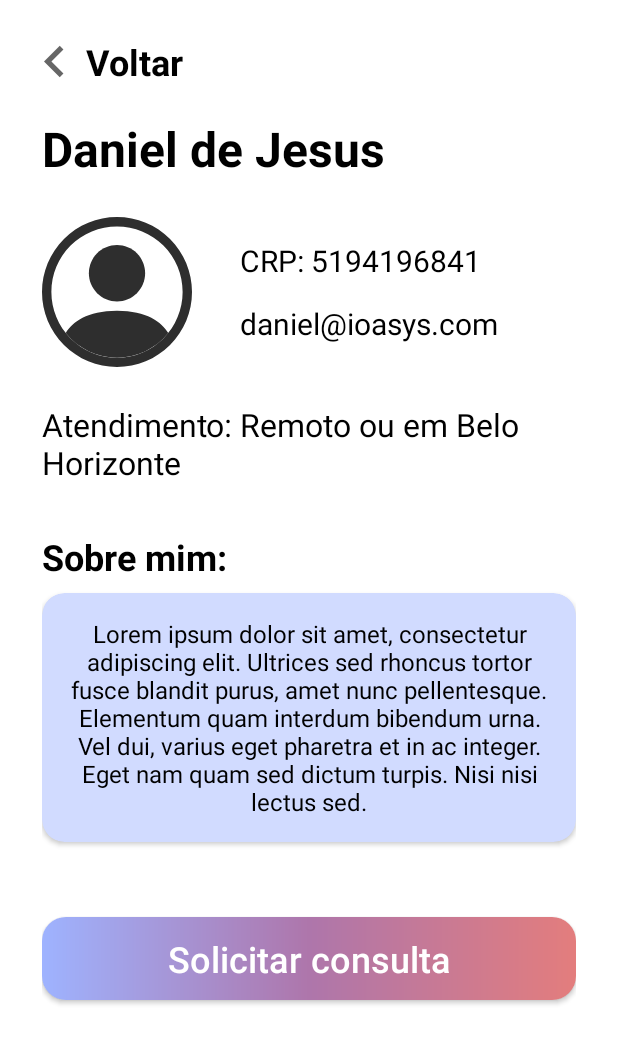
After one commit to DanielJ06/Consul.t, an Android app: the layout fragment_details.xml on its own in the app's theme, with its tools: preview values and no code run, on a phone screen of 412 x 824 dp. The commit adds this screen. Shown: the top 1044 px of the screen. Run offline under Robolectric (Android 15) with nearby library versions, the phone set to English and light mode, and no system bars.

Commit message:
User can see professional details

```diff
--- a/app/src/main/java/com/ioasys/diversidade/models/Professional.kt
+++ b/app/src/main/java/com/ioasys/diversidade/models/Professional.kt
@@ -8,6 +8,10 @@ data class Professional(
     val name: String,
     val lastName: String,
     val email: String,
+    val biography: String,
+    val crp: String,
+    val city: String,
+    val remotely: Boolean,
     val telephone: String,
     val isAdmin: Boolean,
     val createdAt: String,
--- /dev/null
+++ b/app/src/main/res/layout/fragment_details.xml
@@ -0,0 +1,172 @@
+<?xml version="1.0" encoding="utf-8"?>
+<layout xmlns:android="http://schemas.android.com/apk/res/android"
+    xmlns:app="http://schemas.android.com/apk/res-auto">
+
+    <data>
+
+    </data>
+
+    <androidx.constraintlayout.widget.ConstraintLayout
+        android:layout_width="match_parent"
+        android:layout_height="match_parent">
+
+        <ImageView
+            android:id="@+id/arrowLeft"
+            android:layout_width="wrap_content"
+            android:layout_height="wrap_content"
+            android:layout_marginStart="15dp"
+            android:layout_marginTop="20dp"
+            android:src="@drawable/ic_arrow_left"
+            app:layout_constraintStart_toStartOf="parent"
+            app:layout_constraintTop_toTopOf="parent" />
+
+        <TextView
+            android:id="@+id/goBack"
+            android:layout_width="wrap_content"
+            android:layout_height="wrap_content"
+            android:text="@string/go_back"
+            android:textColor="@color/black"
+            android:textSize="24sp"
+            android:textStyle="bold"
+            app:layout_constraintBottom_toBottomOf="@+id/arrowLeft"
+            app:layout_constraintStart_toEndOf="@+id/arrowLeft"
+            app:layout_constraintTop_toTopOf="@+id/arrowLeft" />
+
+        <ScrollView
+            android:layout_width="match_parent"
+            android:layout_height="0dp"
+            android:layout_marginTop="20dp"
+            app:layout_constraintBottom_toBottomOf="parent"
+            app:layout_constraintEnd_toEndOf="parent"
+            app:layout_constraintStart_toStartOf="parent"
+            app:layout_constraintTop_toBottomOf="@+id/goBack">
+
+            <androidx.constraintlayout.widget.ConstraintLayout
+                android:layout_width="match_parent"
+                android:layout_height="match_parent"
+                android:paddingHorizontal="28dp">
+
+                <TextView
+                    android:id="@+id/professional_name"
+                    android:layout_width="0dp"
+                    android:layout_height="wrap_content"
+                    android:ellipsize="end"
+                    android:maxLines="1"
+                    android:text="Daniel de Jesus"
+                    android:textColor="@color/black"
+                    android:textSize="32sp"
+                    android:textStyle="bold"
+                    app:layout_constraintEnd_toEndOf="parent"
+                    app:layout_constraintStart_toStartOf="parent"
+                    app:layout_constraintTop_toTopOf="parent" />
+
+                <ImageView
+                    android:id="@+id/imageView"
+                    android:layout_width="100dp"
+                    android:layout_height="100dp"
+                    android:layout_marginTop="24dp"
+                    android:src="@drawable/ic_people_circle"
+                    app:layout_constraintStart_toStartOf="parent"
+                    app:layout_constraintTop_toBottomOf="@id/professional_name" />
+
+                <TextView
+                    android:id="@+id/professional_crp"
+                    android:layout_width="0dp"
+                    android:layout_height="wrap_content"
+                    android:layout_marginStart="32dp"
+                    android:text="CRP: 5194196841"
+                    android:textColor="@color/black"
+                    android:textSize="20sp"
+                    app:layout_constraintBottom_toTopOf="@id/professionalEmail"
+                    app:layout_constraintEnd_toEndOf="parent"
+                    app:layout_constraintStart_toEndOf="@+id/imageView"
+                    app:layout_constraintTop_toTopOf="@+id/imageView" />
+
+                <TextView
+                    android:id="@+id/professionalEmail"
+                    android:layout_width="0dp"
+                    android:layout_height="wrap_content"
+                    android:text="daniel@ioasys.com"
+                    android:textColor="@color/black"
+                    android:textSize="20sp"
+                    app:layout_constraintBottom_toBottomOf="@id/imageView"
+                    app:layout_constraintEnd_toEndOf="@id/professional_crp"
+                    app:layout_constraintStart_toStartOf="@id/professional_crp"
+                    app:layout_constraintTop_toBottomOf="@id/professional_crp" />
+
+                <TextView
+                    android:id="@+id/professional_location"
+                    android:layout_width="0dp"
+                    android:layout_height="wrap_content"
+                    android:layout_marginTop="24dp"
+                    android:text="Atendimento: Remoto ou em Belo Horizonte"
+                    android:textColor="@color/black"
+                    android:textSize="21dp"
+                    app:layout_constraintEnd_toEndOf="parent"
+                    app:layout_constraintStart_toStartOf="parent"
+                    app:layout_constraintTop_toBottomOf="@id/imageView" />
+
+                <TextView
+                    android:id="@+id/professional_about_me_text"
+                    android:layout_width="0dp"
+                    android:layout_height="wrap_content"
+                    android:layout_marginTop="32dp"
+                    android:text="@string/about_me"
+                    android:textColor="@color/black"
+                    android:textSize="24sp"
+                    android:textStyle="bold"
+                    app:layout_constraintEnd_toEndOf="parent"
+                    app:layout_constraintStart_toStartOf="parent"
+                    app:layout_constraintTop_toBottomOf="@id/professional_location" />
+
+                <androidx.cardview.widget.CardView
+                    android:id="@+id/about_me_card"
+                    android:layout_width="match_parent"
+                    android:layout_height="wrap_content"
+                    android:layout_marginTop="8dp"
+                    android:backgroundTint="#D1DBFF"
+                    app:cardCornerRadius="15dp"
+                    app:layout_constraintEnd_toEndOf="parent"
+                    app:layout_constraintStart_toStartOf="parent"
+                    app:layout_constraintTop_toBottomOf="@id/professional_about_me_text">
+
+                    <LinearLayout
+                        android:layout_width="match_parent"
+                        android:layout_height="match_parent"
+                        android:padding="16dp">
+
+                        <TextView
+                            android:id="@+id/professional_readme"
+                            android:layout_width="wrap_content"
+                            android:layout_height="wrap_content"
+                            android:text="@string/lorem_ipsum"
+                            android:textAlignment="center"
+                            android:textColor="@color/black"
+                            android:textSize="16sp" />
+
+                    </LinearLayout>
+
+                </androidx.cardview.widget.CardView>
+
+                <androidx.appcompat.widget.AppCompatButton
+                    android:id="@+id/submit_button"
+                    android:layout_width="0dp"
+                    android:layout_height="55dp"
+                    android:layout_marginTop="50dp"
+                    android:layout_marginBottom="20dp"
+                    android:background="@drawable/rounded_bg"
+                    android:text="@string/ask"
+                    android:textAllCaps="false"
+                    android:textColor="@color/white"
+                    android:textSize="24sp"
+                    app:layout_constraintBottom_toBottomOf="parent"
+                    app:layout_constraintEnd_toEndOf="parent"
+                    app:layout_constraintStart_toStartOf="parent"
+                    app:layout_constraintTop_toBottomOf="@+id/about_me_card" />
+
+            </androidx.constraintlayout.widget.ConstraintLayout>
+
+        </ScrollView>
+
+    </androidx.constraintlayout.widget.ConstraintLayout>
+</layout>
--- a/app/src/main/res/layout/professional_row_layout.xml
+++ b/app/src/main/res/layout/professional_row_layout.xml
@@ -30,6 +30,7 @@
             app:layout_constraintTop_toTopOf="parent">
 
             <androidx.constraintlayout.widget.ConstraintLayout
+                onProfessionalClickListener="@{professional}"
                 android:layout_width="match_parent"
                 android:layout_height="match_parent">
 
--- a/app/src/main/res/values/strings.xml
+++ b/app/src/main/res/values/strings.xml
@@ -15,4 +15,7 @@
     <string name="disclaimer">Nosso objetivo é criar um ambiente para que todas as pessoas possam se sentir seguras ao procurarem uma consulta.\n \nTodos os profissionais listados aqui passam por aprovação e cada nova avaliação é levada em consideração.\n \nSomos um time diverso que busca sempre entregar uma solução de valor para nossos usuários!\n \nSe você conhece algum profissional que compactua com nossos valores, não se esqueça de compartilhar a consul.t.\n \nEspalhe essa ideia para que possamos ter cada vez mais aliados!</string>
     <string name="your_consults">Suas consultas</string>
     <string name="nothing_here">Parece que não há nada aqui...</string>
+    <string name="lorem_ipsum">Lorem ipsum dolor sit amet, consectetur adipiscing elit. Ultrices sed rhoncus tortor fusce blandit purus, amet nunc pellentesque. Elementum quam interdum bibendum urna. Vel dui, varius eget pharetra et in ac integer. Eget nam quam sed dictum turpis. Nisi nisi lectus sed.</string>
+    <string name="about_me">Sobre mim:</string>
+    <string name="ask">Solicitar consulta</string>
 </resources>
```
Also changed, not shown: app/src/main/java/com/ioasys/diversidade/bindingAdapters/ProfessionalRowBindingAdapter.kt (added, +36 -0 lines), app/src/main/java/com/ioasys/diversidade/ui/fragments/FragmentDetails.kt (added, +63 -0 lines), app/src/main/res/navigation/my_nav.xml (+47 -4 lines).
